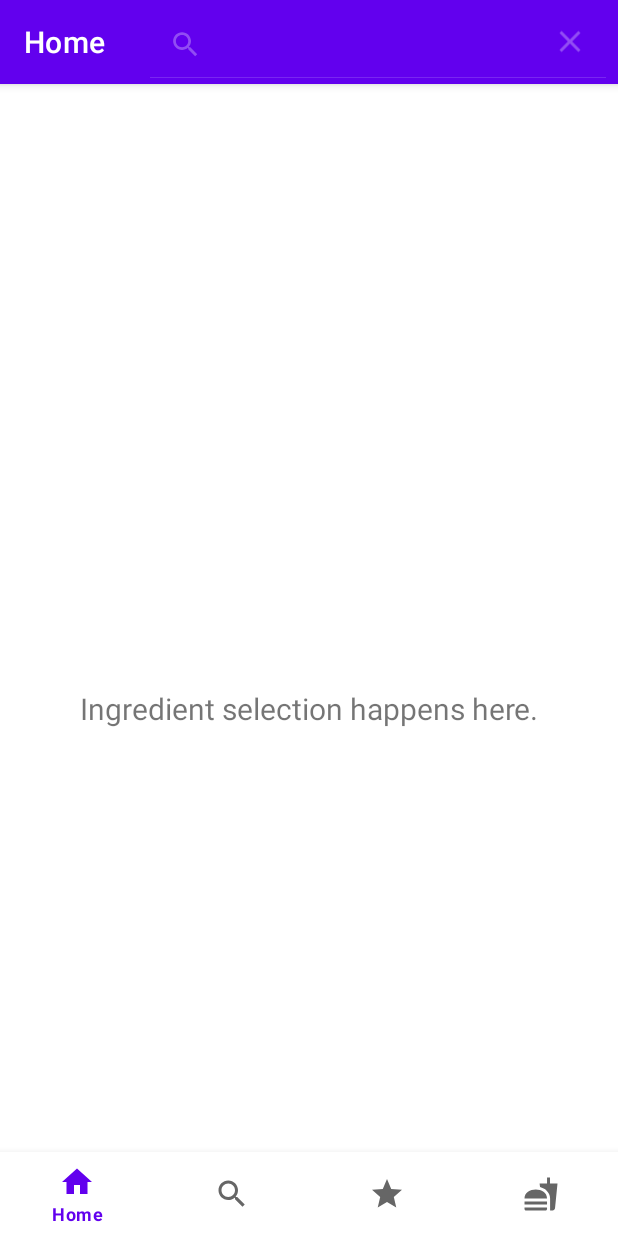
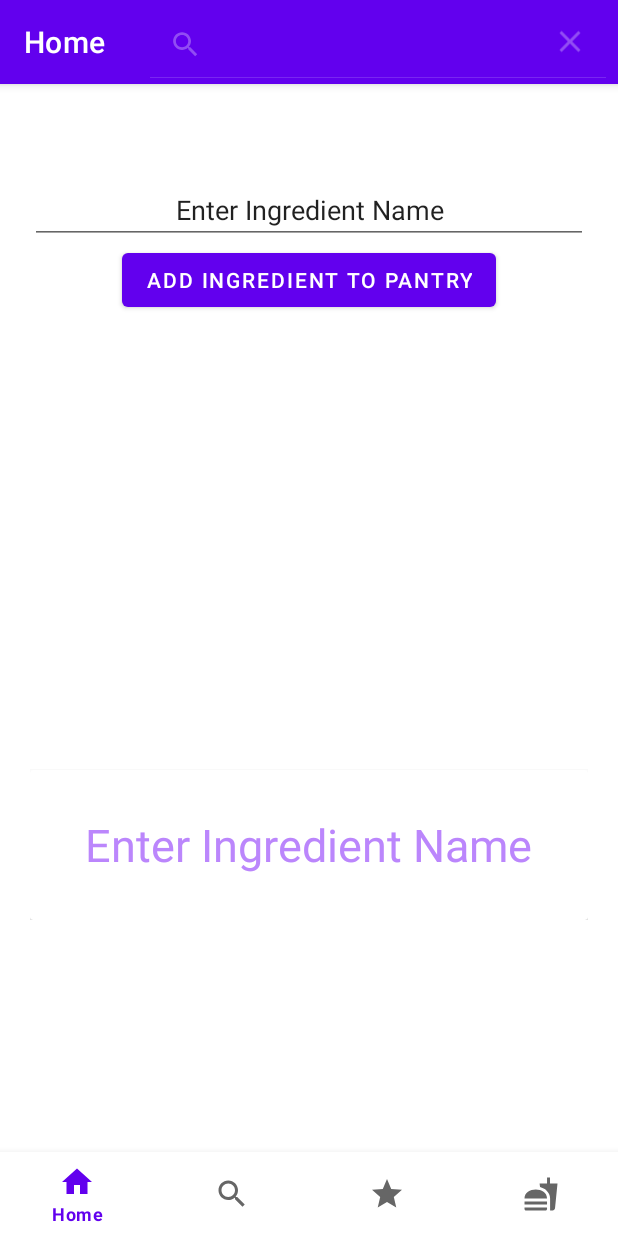
Before and after one commit to curtisung/Food4ThoughtApp, an Android app: the screen it shows after launch (MainActivity), after a tap on "Search", on a phone screen of 412 x 824 dp. Run offline under Robolectric (Android 15) with nearby library versions, the phone set to English and light mode, and no system bars; our stand-ins replace navigation-ui; 1 other tap on this screen came first.

Commit message:
Pantry list and add ingredient functionality

```diff
--- a/app/src/main/java/com/example/foodapp/MainActivity.java
+++ b/app/src/main/java/com/example/foodapp/MainActivity.java
@@ -12,6 +12,7 @@ import android.widget.ArrayAdapter;
 import android.widget.AutoCompleteTextView;
 import android.widget.SearchView;
 
+import com.example.foodapp.ui.home.ExampleItem;
 import com.example.foodapp.ui.home.HomeViewModel;
 import com.google.android.material.bottomnavigation.BottomNavigationView;
 
@@ -35,8 +36,6 @@ import java.util.ArrayList;
 import java.util.List;
 
 public class MainActivity extends AppCompatActivity {
-
-
     @Override
     protected void onCreate(Bundle savedInstanceState) {
         super.onCreate(savedInstanceState);
@@ -52,13 +51,6 @@ public class MainActivity extends AppCompatActivity {
         NavigationUI.setupWithNavController(navView, navController);
         ///test api
         OkHttpClient client = new OkHttpClient();
-        ArrayList<String> ingredients= new ArrayList<>();
-        ingredients.add("butter");
-        ingredients.add("bread");
-        ingredients.add("sugar");
-        ingredients.add("broccoli");
-        ingredients.add("tomato");
-        ingredients.add("beef");
 //        String url = "https://api.spoonacular.com/recipes/findByIngredients?apiKey=<>=";
 //        for (int i = 0; i < ingredients.size(); i++) {
 //            if (i == 0){
--- /dev/null
+++ b/app/src/main/java/com/example/foodapp/ui/home/ExampleAdapter.java
@@ -0,0 +1,49 @@
+package com.example.foodapp.ui.home;
+
+import android.view.LayoutInflater;
+import android.view.View;
+import android.view.ViewGroup;
+import android.widget.TextView;
+
+import com.example.foodapp.R;
+
+import java.util.ArrayList;
+
+import androidx.annotation.NonNull;
+import androidx.recyclerview.widget.RecyclerView;
+
+public class ExampleAdapter extends RecyclerView.Adapter<ExampleAdapter.ExampleViewHolder> {
+    private ArrayList<ExampleItem> itemList;
+
+    public static class ExampleViewHolder extends RecyclerView.ViewHolder {
+        public TextView tv;
+
+        public ExampleViewHolder(@NonNull View itemView) {
+            super(itemView);
+            tv = itemView.findViewById(R.id.item1);
+        }
+    }
+
+    public ExampleAdapter(ArrayList<ExampleItem> list) {
+        itemList = list;
+    }
+
+    @Override
+    public ExampleViewHolder onCreateViewHolder(@NonNull ViewGroup parent, int viewType) {
+        View v = LayoutInflater.from(parent.getContext()).inflate(R.layout.example_item, parent, false);
+        ExampleViewHolder evh = new ExampleViewHolder(v);
+
+        return evh;
+    }
+
+    @Override
+    public void onBindViewHolder(@NonNull ExampleViewHolder holder, int position) {
+        ExampleItem currItem = itemList.get(position);
+        holder.tv.setText(currItem.getText1());
+    }
+
+    @Override
+    public int getItemCount() {
+        return itemList.size();
+    }
+}
--- /dev/null
+++ b/app/src/main/java/com/example/foodapp/ui/home/ExampleItem.java
@@ -0,0 +1,13 @@
+package com.example.foodapp.ui.home;
+
+public class ExampleItem {
+
+    private String mText1;
+
+    public ExampleItem(String text1) {
+        mText1 = text1;
+    }
+    public String getText1() {
+        return mText1;
+    }
+}
--- a/app/src/main/java/com/example/foodapp/ui/home/HomeFragment.java
+++ b/app/src/main/java/com/example/foodapp/ui/home/HomeFragment.java
@@ -4,6 +4,8 @@ import android.os.Bundle;
 import android.view.LayoutInflater;
 import android.view.View;
 import android.view.ViewGroup;
+import android.widget.Button;
+import android.widget.EditText;
 import android.widget.TextView;
 
 import androidx.annotation.NonNull;
@@ -11,12 +13,20 @@ import androidx.annotation.Nullable;
 import androidx.fragment.app.Fragment;
 import androidx.lifecycle.Observer;
 import androidx.lifecycle.ViewModelProvider;
+import androidx.recyclerview.widget.LinearLayoutManager;
+import androidx.recyclerview.widget.RecyclerView;
 
 import com.example.foodapp.R;
+
+import java.util.ArrayList;
 
 public class HomeFragment extends Fragment {
 
     private HomeViewModel homeViewModel;
+    private RecyclerView rv;
+    private RecyclerView.Adapter rva;
+    private RecyclerView.LayoutManager rvlm;
+    private ArrayList<ExampleItem> pantry = new ArrayList<>();
 
     public View onCreateView(@NonNull LayoutInflater inflater,
                              ViewGroup container, Bundle savedInstanceState) {
@@ -30,6 +40,25 @@ public class HomeFragment extends Fragment {
                 textView.setText(s);
             }
         });
+
+        rv = root.findViewById(R.id.recyclerView);
+        rv.setHasFixedSize(true);
+        rva = new ExampleAdapter(pantry);
+        rvlm = new LinearLayoutManager(getContext());
+        rv.setLayoutManager(rvlm);
+        rv.setAdapter(rva);
+
+        final Button btn = root.findViewById(R.id.pantryAddBtn);
+        btn.setOnClickListener(new View.OnClickListener() {
+            @Override
+            public void onClick(View view) {
+                EditText e = (EditText) root.findViewById(R.id.pantryItemText);
+                String s = e.getText().toString();
+                pantry.add(new ExampleItem(s));
+                rva.notifyDataSetChanged();
+            }
+        });
+
         return root;
     }
 }
--- /dev/null
+++ b/app/src/main/res/layout/example_item.xml
@@ -0,0 +1,28 @@
+<?xml version="1.0" encoding="utf-8"?>
+<androidx.constraintlayout.widget.ConstraintLayout
+    xmlns:android="http://schemas.android.com/apk/res/android"
+    xmlns:app="http://schemas.android.com/apk/res-auto"
+    xmlns:tools="http://schemas.android.com/tools"
+    android:layout_width="match_parent"
+    android:layout_height="match_parent">
+
+    <androidx.cardview.widget.CardView
+        android:id="@+id/cardView"
+        android:layout_width="match_parent"
+        android:layout_height="100dp"
+        android:layout_marginTop="92dp"
+        app:layout_constraintStart_toStartOf="parent"
+        app:layout_constraintTop_toTopOf="parent" >
+
+        <TextView
+            android:id="@+id/item1"
+            android:layout_width="wrap_content"
+            android:layout_height="wrap_content"
+            android:text="@string/item1"
+            android:textColor="@color/purple_200"
+            android:textSize="30sp"
+            android:layout_gravity="center" />
+
+    </androidx.cardview.widget.CardView>
+
+</androidx.constraintlayout.widget.ConstraintLayout>
--- a/app/src/main/res/layout/fragment_home.xml
+++ b/app/src/main/res/layout/fragment_home.xml
@@ -14,11 +14,54 @@
         android:layout_marginTop="8dp"
         android:layout_marginEnd="8dp"
         android:tag="home"
-        android:textAlignment="center"
         android:text="@string/home_placeholder"
         android:textSize="20sp"
+        android:textColor="@color/white"
         app:layout_constraintBottom_toBottomOf="parent"
         app:layout_constraintEnd_toEndOf="parent"
         app:layout_constraintStart_toStartOf="parent"
         app:layout_constraintTop_toTopOf="parent" />
+
+    <EditText
+        android:id="@+id/pantryItemText"
+        android:layout_width="match_parent"
+        android:layout_height="wrap_content"
+        android:layout_marginStart="20dp"
+        android:layout_marginLeft="20dp"
+        android:layout_marginTop="5dp"
+        android:layout_marginEnd="20dp"
+        android:layout_marginRight="20dp"
+        android:ems="10"
+        android:inputType="textPersonName"
+        android:text="@string/pantryEditText"
+        android:gravity="center"
+        app:layout_constraintEnd_toEndOf="parent"
+        app:layout_constraintStart_toStartOf="parent"
+        app:layout_constraintTop_toTopOf="parent" />
+
+    <Button
+        android:id="@+id/pantryAddBtn"
+        android:layout_width="wrap_content"
+        android:layout_height="wrap_content"
+        android:text="@string/pantryAddText"
+        app:layout_constraintEnd_toEndOf="parent"
+        app:layout_constraintStart_toStartOf="parent"
+        app:layout_constraintTop_toBottomOf="@+id/pantryItemText" />
+
+    <view
+        android:id="@+id/recyclerView"
+        class="androidx.recyclerview.widget.RecyclerView"
+        android:layout_width="fill_parent"
+        android:layout_height="wrap_content"
+        android:layout_marginStart="20dp"
+        android:layout_marginLeft="20dp"
+        android:layout_marginTop="10dp"
+        android:layout_marginEnd="20dp"
+        android:layout_marginRight="20dp"
+        android:layout_marginBottom="10dp"
+        app:layout_constraintBottom_toBottomOf="parent"
+        app:layout_constraintEnd_toEndOf="parent"
+        app:layout_constraintStart_toStartOf="parent"
+        app:layout_constraintTop_toBottomOf="@+id/pantryAddBtn" />
+
 </androidx.constraintlayout.widget.ConstraintLayout>
--- a/app/src/main/res/values/strings.xml
+++ b/app/src/main/res/values/strings.xml
@@ -13,6 +13,10 @@
     <!-- TODO: Remove or change this placeholder text -->
     <string name="hello_blank_fragment">Hello blank fragment</string>
     <string name="app_title">Food 4 Thought</string>
+    <string name="pantryEditText">Enter Ingredient Name</string>
+    <string name="pantryAddText">Add Ingredient to Pantry</string>
+    <string name="item1">ITEM_ONE</string>
+    <string name="item2">ITEM_TWO</string>
 
     <string-array name="query_suggestions">
         <item>bread</item>
```
